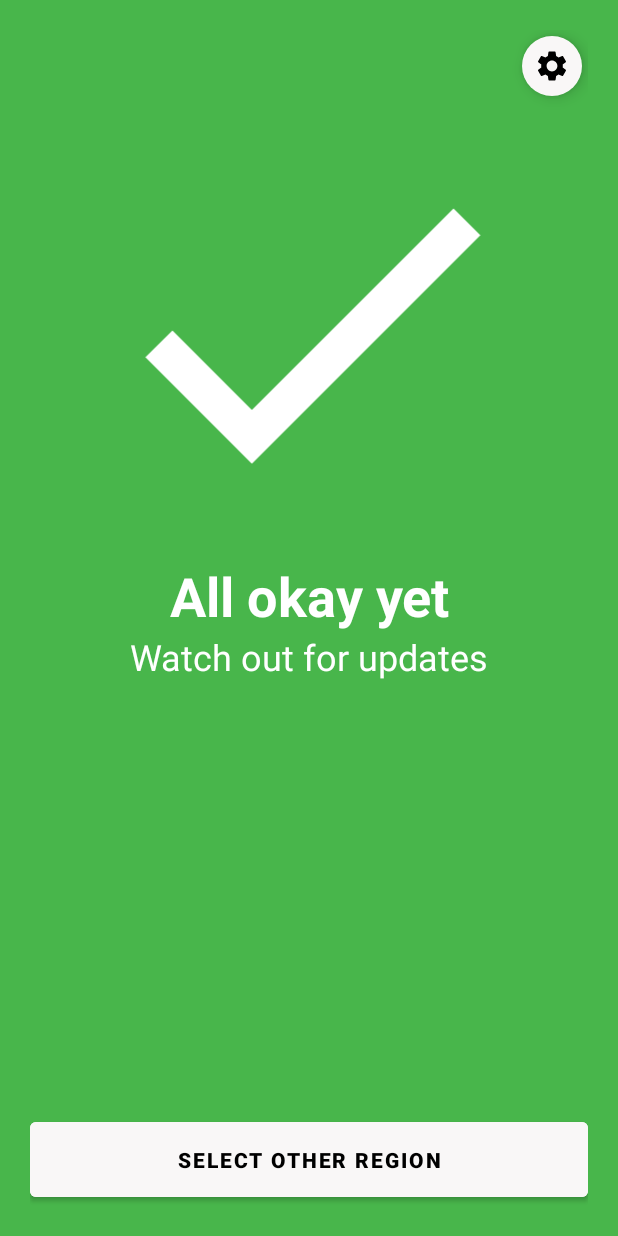
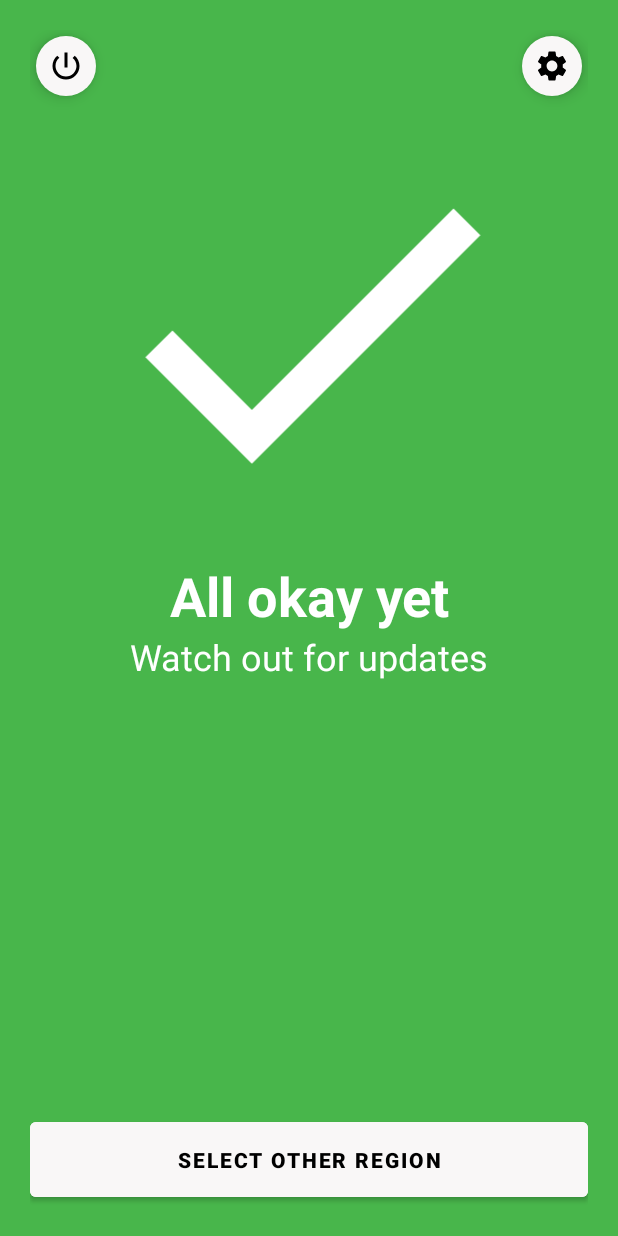
Before and after one commit to Nan1t/AirAlarms, an Android app: the MainActivity screen opened directly, with no data from a screen before it, on a phone screen of 412 x 824 dp. Run offline under Robolectric (Android 15) with nearby library versions, the phone set to English and light mode, and no system bars; 1 statement that could not run was skipped.

Commit message:
Added network checking. Added service shutdown button

```diff
--- a/app/src/main/AndroidManifest.xml
+++ b/app/src/main/AndroidManifest.xml
@@ -4,6 +4,7 @@
     package="ua.nanit.airalarm">
 
     <uses-permission android:name="android.permission.INTERNET"/>
+    <uses-permission android:name="android.permission.ACCESS_NETWORK_STATE" />
     <uses-permission android:name="android.permission.VIBRATE"/>
     <uses-permission android:name="android.permission.WAKE_LOCK"/>
     <uses-permission android:name="android.permission.RECEIVE_BOOT_COMPLETED" />
--- a/app/src/main/java/ua/nanit/airalarm/ui/MainActivity.kt
+++ b/app/src/main/java/ua/nanit/airalarm/ui/MainActivity.kt
@@ -6,6 +6,7 @@ import android.app.Service
 import android.content.Intent
 import android.content.IntentFilter
 import android.content.SharedPreferences
+import android.net.ConnectivityManager
 import android.os.Build
 import android.os.Bundle
 import android.view.View
@@ -13,6 +14,7 @@ import android.view.ViewGroup
 import android.widget.Button
 import android.widget.ImageView
 import android.widget.TextView
+import android.widget.Toast
 import androidx.appcompat.widget.AppCompatTextView
 import androidx.localbroadcastmanager.content.LocalBroadcastManager
 import com.google.android.material.floatingactionbutton.FloatingActionButton
@@ -25,16 +27,17 @@ class MainActivity : LocalizedActivity(R.layout.activity_main), AlarmView {
 
     private lateinit var rootView: View
 
+    private lateinit var prefs: SharedPreferences
+    private lateinit var notifyManager: NotificationManager
+    private lateinit var connManager: ConnectivityManager
+
+    private lateinit var btnShutdown: FloatingActionButton
     private lateinit var btnSettings: FloatingActionButton
     private lateinit var btnUnsubscribe: Button
-
     private lateinit var statusImage: ImageView
     private lateinit var statusTitle: TextView
     private lateinit var statusSubtitle: AppCompatTextView
     private lateinit var regionName: TextView
-    private lateinit var prefs: SharedPreferences
-    private lateinit var receiver: AlarmReceiver
-    private lateinit var notifyManager: NotificationManager
 
     private var currentRegion = -1
 
@@ -52,9 +55,12 @@ class MainActivity : LocalizedActivity(R.layout.activity_main), AlarmView {
         }
 
         notifyManager = getSystemService(Service.NOTIFICATION_SERVICE) as NotificationManager
-        receiver = AlarmReceiver(this)
+        connManager = getSystemService(Service.CONNECTIVITY_SERVICE) as ConnectivityManager
+
+        checkNetworkState()
 
         rootView = findViewById<ViewGroup>(android.R.id.content).getChildAt(0)
+        btnShutdown = findViewById(R.id.main_btn_shutdown)
         btnSettings = findViewById(R.id.main_btn_settings)
         btnUnsubscribe = findViewById(R.id.btn_unsubscribe)
         statusImage = findViewById(R.id.status_icon)
@@ -64,6 +70,7 @@ class MainActivity : LocalizedActivity(R.layout.activity_main), AlarmView {
 
         regionName.text = prefs.getString(PREFS_KEY_REGION_NAME, "Region undefined")
 
+        btnShutdown.setOnClickListener(this::onClick)
         btnSettings.setOnClickListener(this::onClick)
         btnUnsubscribe.setOnClickListener(this::onClick)
 
@@ -76,7 +83,7 @@ class MainActivity : LocalizedActivity(R.layout.activity_main), AlarmView {
         }
 
         LocalBroadcastManager.getInstance(this)
-            .registerReceiver(receiver, IntentFilter(ACTION_ALARM))
+            .registerReceiver(AlarmReceiver(this), IntentFilter(ACTION_ALARM))
 
         val serviceIntent = Intent(this, AlarmService::class.java)
             .putExtra(AlarmService.CMD_STOP_SIGNAL, true)
@@ -117,6 +124,10 @@ class MainActivity : LocalizedActivity(R.layout.activity_main), AlarmView {
 
     private fun onClick(view: View) {
         when (view.id) {
+            btnShutdown.id -> {
+                btnShutdown.isEnabled = false
+                stopAlarmService()
+            }
             btnSettings.id -> startActivity(Intent(this, SettingsActivity::class.java))
             btnUnsubscribe.id -> openRegionsListActivity()
         }
@@ -132,12 +143,31 @@ class MainActivity : LocalizedActivity(R.layout.activity_main), AlarmView {
         startService(Intent(this, AlarmService::class.java)
             .putExtra(AlarmService.CMD_STOP_SIGNAL, true))
 
-        stopService(Intent(this, AlarmService::class.java))
+        stopAlarmService()
 
         startActivity(Intent(this, RegionsActivity::class.java)
             .setFlags(Intent.FLAG_ACTIVITY_CLEAR_TOP))
 
         finish()
+    }
+
+    private fun checkNetworkState() {
+        val hasConnection = if (Build.VERSION.SDK_INT >= Build.VERSION_CODES.M) {
+            connManager.activeNetwork != null
+        } else {
+            connManager.activeNetworkInfo != null
+        }
+
+        if (!hasConnection) {
+            Toast.makeText(this, R.string.main_no_network, Toast.LENGTH_LONG)
+                .show()
+        }
+    }
+
+    private fun stopAlarmService() {
+        stopService(Intent(this, AlarmService::class.java))
+        Toast.makeText(this, R.string.main_stopped, Toast.LENGTH_LONG)
+            .show()
     }
 
     private fun isServiceKiller(): Boolean {
@@ -151,7 +181,13 @@ class MainActivity : LocalizedActivity(R.layout.activity_main), AlarmView {
             "letv" -> true
             "honor" -> true
             "meizu" -> true
-            else -> false
+            else -> {
+                prefs.edit()
+                    .putBoolean(PREFS_KEY_NOTICED_SERVICE_KILLER, true)
+                    .apply()
+
+                return false
+            }
         }
     }
 
--- /dev/null
+++ b/app/src/main/res/drawable/ic_baseline_power_settings.xml
@@ -0,0 +1,5 @@
+<vector android:height="200dp" android:tint="?attr/colorControlNormal"
+    android:viewportHeight="24" android:viewportWidth="24"
+    android:width="200dp" xmlns:android="http://schemas.android.com/apk/res/android">
+    <path android:fillColor="@android:color/white" android:pathData="M13,3h-2v10h2L13,3zM17.83,5.17l-1.42,1.42C17.99,7.86 19,9.81 19,12c0,3.87 -3.13,7 -7,7s-7,-3.13 -7,-7c0,-2.19 1.01,-4.14 2.58,-5.42L6.17,5.17C4.23,6.82 3,9.26 3,12c0,4.97 4.03,9 9,9s9,-4.03 9,-9c0,-2.74 -1.23,-5.18 -3.17,-6.83z"/>
+</vector>
--- a/app/src/main/res/layout/activity_main.xml
+++ b/app/src/main/res/layout/activity_main.xml
@@ -6,6 +6,16 @@
     android:layout_height="match_parent"
     android:padding="20dp"
     android:background="@color/success">
+
+    <com.google.android.material.floatingactionbutton.FloatingActionButton
+        style="@style/PrimaryButton.FaMiniButton"
+        android:id="@+id/main_btn_shutdown"
+        android:layout_width="wrap_content"
+        android:layout_height="wrap_content"
+        android:contentDescription="@string/main_shutdown"
+        app:srcCompat="@drawable/ic_baseline_power_settings"
+        app:layout_constraintStart_toStartOf="parent"
+        app:layout_constraintTop_toTopOf="parent" />
 
     <com.google.android.material.floatingactionbutton.FloatingActionButton
         style="@style/PrimaryButton.FaMiniButton"
--- a/app/src/main/res/values/strings.xml
+++ b/app/src/main/res/values/strings.xml
@@ -23,7 +23,10 @@
     <string name="regions_dialog_content">You selected a whole state. You will receive alarms from all districts of this state</string>
 
     <!--  Main activity  -->
+    <string name="main_no_network">No network connection!</string>
     <string name="main_unsubscribe">Select other region</string>
+    <string name="main_shutdown">Shutdown service</string>
+    <string name="main_stopped">Alarm checking stopped</string>
     <string name="main_settings">Settings</string>
     <string name="main_dialog_title">Important!</string>
     <string name="main_dialog_content">
```
Also changed, not shown: 2 other files.
